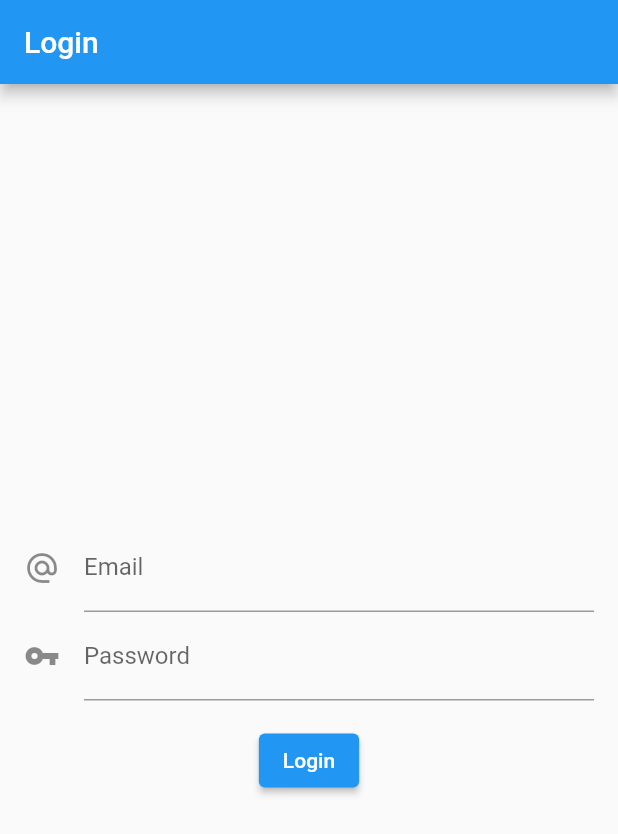
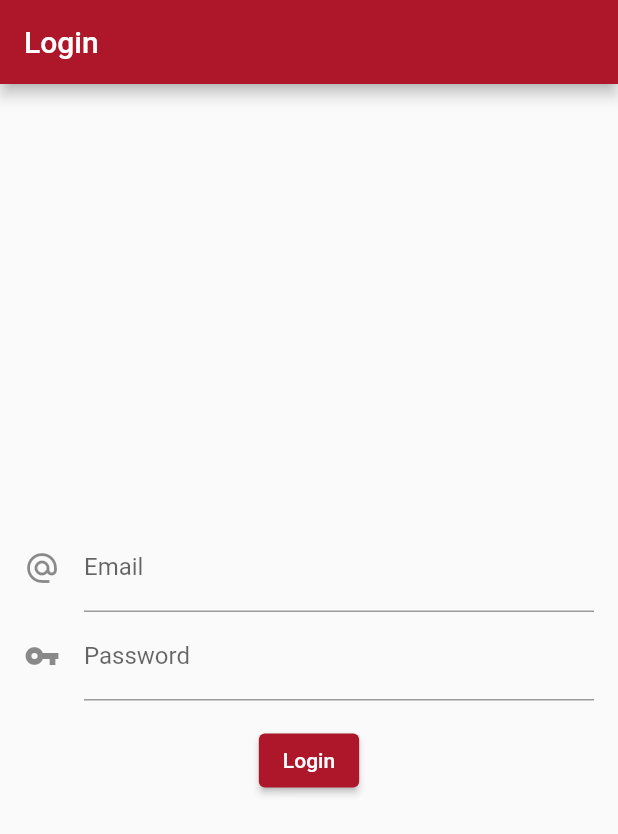
Before and after one commit to jevecafoscari/jeve-passmaster-flutter, a Flutter app: the screen it shows after launch, on a phone screen of 412 x 824 dp. Shown: the top 834 px of the screen. Run offline on Flutter 3.47's test engine with Material 2 defaults, Android fonts, the phone set to English and light mode, and no system bars; our stand-ins replace cloud_firestore, firebase_auth, firebase_core, form_field_validator, modal_progress_hud, rxdart; accounts and stored records are empty; generated files the repository leaves out were written again.

Commit message:
Creati i primi provider, dato un colore all'app e creato qualcosa di sensato in termini di implementazioni.

```diff
--- a/lib/l10n/intl_en.arb
+++ b/lib/l10n/intl_en.arb
@@ -4,5 +4,8 @@
   "invalidEmail": "Insert a valid email",
   "password": "Password",
   "loginError": "Invalid email / password",
-  "logout": "Logout"
+  "logout": "Logout",
+  "passwords": "Passwords",
+  "noData": "No data in this field",
+  "groups": "Groups"
 }
--- a/lib/l10n/intl_it.arb
+++ b/lib/l10n/intl_it.arb
@@ -4,5 +4,8 @@
   "invalidEmail": "Inserisci una email valida",
   "password": "Password",
   "loginError": "L'email o la password inserite non sono corrette",
-  "logout": "Esci"
+  "logout": "Esci",
+  "passwords": "Password",
+  "noData": "Nessun dato da mostrare",
+  "groups": "Groups"
 }
--- a/lib/main.dart
+++ b/lib/main.dart
@@ -2,26 +2,34 @@ import 'package:flutter/foundation.dart';
 import 'package:flutter/material.dart';
 import 'package:flutter_localizations/flutter_localizations.dart';
 import 'package:jeve_passmaster_flutter/generated/l10n.dart';
+import 'package:jeve_passmaster_flutter/interface/screen/group_editor_screen.dart';
 import 'package:jeve_passmaster_flutter/interface/screen/home_screen.dart';
 import 'package:jeve_passmaster_flutter/interface/screen/login_screen.dart';
 import 'package:jeve_passmaster_flutter/interface/screen/splash_screen.dart';
+import 'package:jeve_passmaster_flutter/models/state_model.dart';
 import 'package:jeve_passmaster_flutter/models/user_model.dart';
 import 'package:jeve_passmaster_flutter/references.dart';
+import 'package:jeve_passmaster_flutter/resources/helper/color_helper.dart';
 import 'package:provider/provider.dart';
 
 void main() {
+  Provider.debugCheckInvalidValueType = null;
+
   runApp(Passmaster());
 }
 
 class Passmaster extends StatelessWidget {
   @override
   Widget build(BuildContext context) {
-    return ChangeNotifierProvider<UserModel>(
-      create: (BuildContext context) => UserModel(),
+    return MultiProvider(
+      providers: [
+        ChangeNotifierProvider<UserModel>(create: (BuildContext context) => UserModel()),
+        Provider<StateModel>(create: (BuildContext context) => StateModel()),
+      ],
       builder: (BuildContext context, Widget child) => MaterialApp(
         title: References.appName,
         theme: ThemeData(
-          primarySwatch: Colors.blue,
+          primarySwatch: ColorHelper.createMaterialColor(Color(0xFFAE1729)),
         ),
         supportedLocales: S.delegate.supportedLocales,
         localizationsDelegates: <LocalizationsDelegate>[
@@ -35,6 +43,7 @@ class Passmaster extends StatelessWidget {
           SplashScreen.route: (BuildContext context) => SplashScreen(),
           LoginScreen.route: (BuildContext context) => LoginScreen(),
           HomeScreen.route: (BuildContext context) => HomeScreen(),
+          GroupEditorScreen.route: (BuildContext context) => GroupEditorScreen(),
         },
       ),
     );
--- a/lib/models/password_model.dart
+++ b/lib/models/password_model.dart
@@ -9,6 +9,7 @@ class PasswordModel {
   String service, email, password;
   String note;
   DateTime creationDate;
+  List<String> groupIds;
 
   @JsonKey(ignore: true)
   DocumentReference reference;
@@ -19,6 +20,7 @@ class PasswordModel {
     this.password,
     this.note,
     this.creationDate,
+    this.groupIds,
   });
 
   @override
--- /dev/null
+++ b/lib/models/state_model.dart
@@ -0,0 +1,6 @@
+import 'package:flutter/material.dart';
+import 'package:jeve_passmaster_flutter/bloc/group_bloc.dart';
+
+class StateModel extends ChangeNotifier {
+  GroupBloc groupBloc = GroupBloc();
+}
--- a/lib/references.dart
+++ b/lib/references.dart
@@ -4,6 +4,8 @@ class References {
   static const String appName = "JEVE Passmaster";
 
   static CollectionReference usersCollection = FirebaseFirestore.instance.collection("users");
+  static CollectionReference groupsCollection = FirebaseFirestore.instance.collection("groups");
+  static CollectionReference passwordsCollection = FirebaseFirestore.instance.collection("passwords");
 
   static const String defaultUserAvatarUrl =
       "https://firebasestorage.googleapis.com/v0/b/jeve-passmaster-flutter.appspot.com/o/utility%2FuserAvatar.png?alt=media&token=516e8be0-116f-474b-8174-7dca28874673";
--- /dev/null
+++ b/lib/resources/helper/color_helper.dart
@@ -0,0 +1,23 @@
+import 'package:flutter/material.dart';
+
+class ColorHelper {
+  static MaterialColor createMaterialColor(Color color) {
+    List strengths = <double>[.05];
+    Map swatch = <int, Color>{};
+    final int r = color.red, g = color.green, b = color.blue;
+
+    for (int i = 1; i < 10; i++) {
+      strengths.add(0.1 * i);
+    }
+    strengths.forEach((strength) {
+      final double ds = 0.5 - strength;
+      swatch[(strength * 1000).round()] = Color.fromRGBO(
+        r + ((ds < 0 ? r : (255 - r)) * ds).round(),
+        g + ((ds < 0 ? g : (255 - g)) * ds).round(),
+        b + ((ds < 0 ? b : (255 - b)) * ds).round(),
+        1,
+      );
+    });
+    return MaterialColor(color.value, swatch);
+  }
+}
```
Also changed, not shown: lib/bloc/group_bloc.dart (added, +25 -0 lines), lib/interface/pages/group_page.dart (added, +32 -0 lines), lib/interface/pages/password_page.dart (added, +46 -0 lines), lib/interface/screen/group_editor_screen.dart (added, +15 -0 lines), lib/interface/screen/home_screen.dart (+41 -7 lines), lib/resources/provider/group_provider.dart (added, +29 -0 lines), lib/resources/provider/password_provider.dart (added, +22 -0 lines), lib/resources/repository.dart (added, +7 -0 lines), lib/generated/intl/messages_en.dart, lib/generated/intl/messages_it.dart, lib/generated/l10n.dart.
